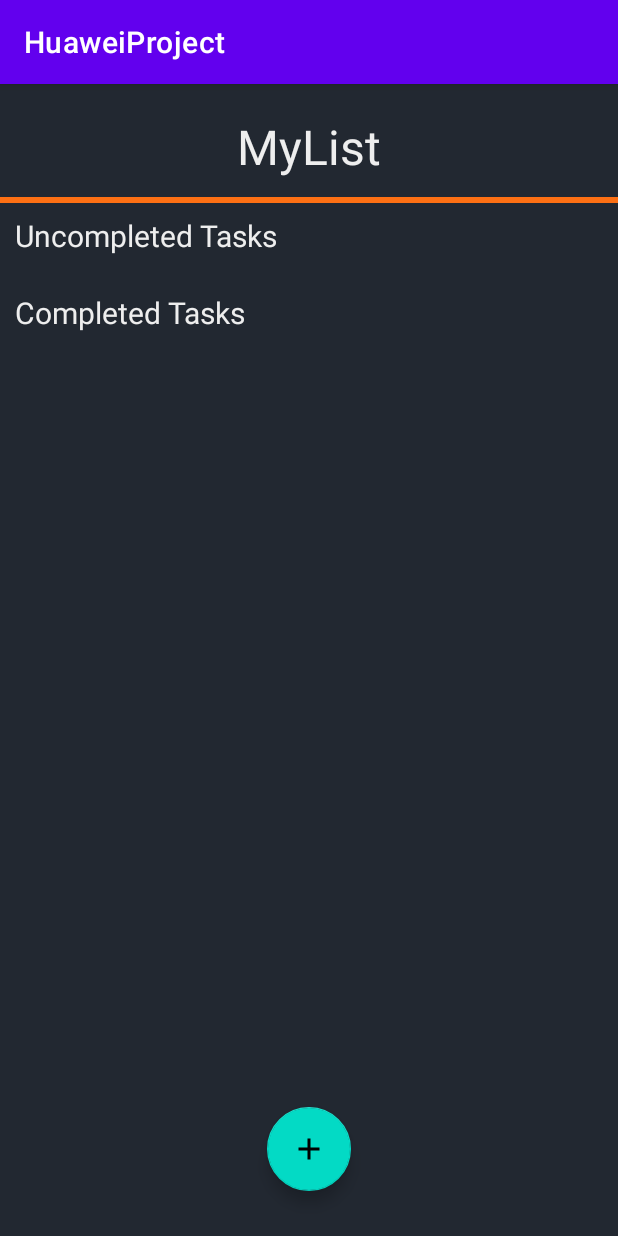
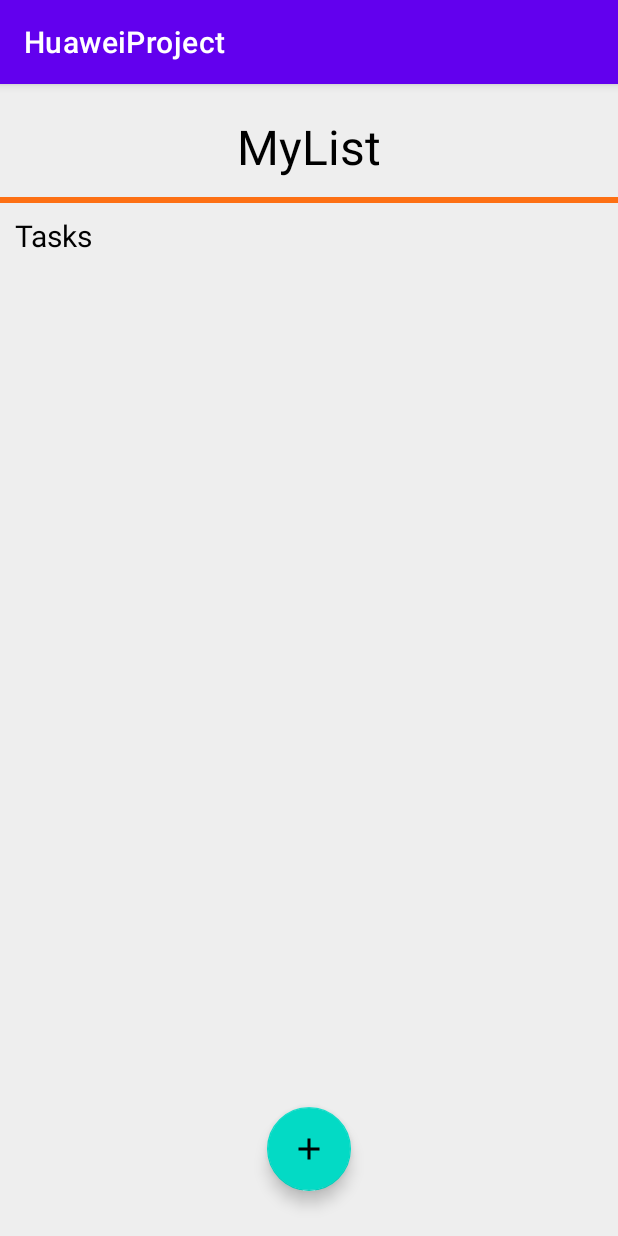
Before and after one commit to russellotniel/HuaweiProject, an Android app: the screen it shows after launch (MainActivity), on a phone screen of 412 x 824 dp. Run offline under Robolectric (Android 15) with nearby library versions, the phone set to English and light mode, and no system bars; libraries missing offline, so code that uses them is left out: it.xabaras.android.

Commit message:
Tambahin add_task.xml, AddTask.java, DBHelper.java, DialogListener.java, ListAdapater.java, RvHelper.java, Task.java.
Tolong dibetulkan Intentnya.

```diff
--- a/app/build.gradle
+++ b/app/build.gradle
@@ -38,4 +38,5 @@ dependencies {
     testImplementation 'junit:junit:4.+'
     androidTestImplementation 'androidx.test.ext:junit:1.1.2'
     androidTestImplementation 'androidx.test.espresso:espresso-core:3.3.0'
+    implementation 'it.xabaras.android:recyclerview-swipedecorator:1.2.3'
 }
--- a/app/src/main/AndroidManifest.xml
+++ b/app/src/main/AndroidManifest.xml
@@ -20,8 +20,7 @@
         </activity>
         <activity
             android:name=".MainActivity"
-            android:exported="true">
-        </activity>
+            android:exported="true"></activity>
     </application>
 
 </manifest>
--- /dev/null
+++ b/app/src/main/java/com/example/huaweiproject/DBHelper.java
@@ -0,0 +1,96 @@
+package com.example.huaweiproject;
+
+import android.annotation.SuppressLint;
+import android.content.ContentValues;
+import android.content.Context;
+import android.database.Cursor;
+import android.database.sqlite.SQLiteDatabase;
+import android.database.sqlite.SQLiteOpenHelper;
+
+import androidx.annotation.Nullable;
+
+import java.util.ArrayList;
+import java.util.Currency;
+import java.util.List;
+
+public class DBHelper extends SQLiteOpenHelper {
+
+    protected SQLiteDatabase db;
+
+    protected static final String DB_Name = "MyList_Database";
+    protected static final String Table = "MyList_Table";
+    protected static final String c1 = "id";
+    protected static final String c2 = "task";
+    protected static final String c3 = "status";
+
+    public DBHelper(@Nullable Context context) {
+        super(context, DB_Name, null, 1);
+    }
+
+    @Override
+    public void onCreate(SQLiteDatabase sqLiteDatabase) {
+        sqLiteDatabase.execSQL("CREATE TABLE IF NOT EXISTS " + Table + "(id INTEGER PRIMARY KEY AUTOINCREMENT, task TEXT, status INTEGER)");
+    }
+
+    @Override
+    public void onUpgrade(SQLiteDatabase sqLiteDatabase, int i, int i1) {
+        sqLiteDatabase.execSQL("DROP TABLE IF EXISTS " + Table);
+        onCreate(sqLiteDatabase);
+    }
+
+    public void addTask(Task task){
+        db = this.getWritableDatabase();
+        ContentValues cv = new ContentValues();
+        cv.put(c2, task.getTask());
+        cv.put(c3, 0);
+        db.insert(Table, null, cv);
+    }
+
+    public void updateTask(int Id, String task){
+        db = this.getWritableDatabase();
+        ContentValues cv = new ContentValues();
+        cv.put(c2, task);
+        db.update(Table, cv, "ID=?", new String[]{String.valueOf(Id)});
+    }
+
+    public void updateStatus(int Id, int Status){
+        db = this.getWritableDatabase();
+        ContentValues cv = new ContentValues();
+        cv.put(c3, Status);
+        db.update(Table, cv, "ID=?", new String[]{String.valueOf(Id)});
+    }
+
+    public void deleteTask(int Id){
+        db = this.getWritableDatabase();
+        db.delete(Table, "ID=?", new String[]{String.valueOf(Id)});
+    }
+
+    @SuppressLint("Range")
+    public List<Task> AllListTasks(){
+        db = this.getWritableDatabase();
+        Cursor c = null;
+        List<Task> taskList = new ArrayList<>();
+
+        db.beginTransaction();
+        try {
+            c = db.query(Table, null, null, null, null, null, null);
+            if(c != null){
+                if(c.moveToFirst()){
+                    do{
+                        Task task = new Task();
+                        task.setId(c.getInt(c.getColumnIndex(c1)));
+                        task.setTask(c.getString(c.getColumnIndex(c2)));
+                        task.setStatus(c.getInt(c.getColumnIndex(c3)));
+                        taskList.add(task);
+                    }while (c.moveToNext());
+                }
+            }
+        }
+        finally {
+            db.endTransaction();
+            c.close();
+        }
+        return taskList;
+    }
+
+}
--- /dev/null
+++ b/app/src/main/java/com/example/huaweiproject/DialogListener.java
@@ -0,0 +1,7 @@
+package com.example.huaweiproject;
+
+import android.content.DialogInterface;
+
+public interface DialogListener {
+    void onDialogClosed(DialogInterface dialogInterface);
+}
--- /dev/null
+++ b/app/src/main/java/com/example/huaweiproject/ListAdapater.java
@@ -0,0 +1,99 @@
+package com.example.huaweiproject;
+
+import android.content.Context;
+import android.os.Bundle;
+import android.view.LayoutInflater;
+import android.view.View;
+import android.view.ViewGroup;
+import android.widget.CheckBox;
+import android.widget.CompoundButton;
+
+import androidx.annotation.NonNull;
+import androidx.recyclerview.widget.RecyclerView;
+
+import java.util.List;
+
+public class ListAdapater extends RecyclerView.Adapter<ListAdapater.ViewHolder> {
+
+    protected List<Task> taskList;
+    protected MainActivity ma;
+    protected DBHelper dbHelper;
+
+    public ListAdapater(DBHelper dbHelper, MainActivity ma){
+        this.ma = ma;
+        this.dbHelper = dbHelper;
+    }
+
+    @NonNull
+    @Override
+    public ViewHolder onCreateViewHolder(@NonNull ViewGroup parent, int viewType) {
+        View v = LayoutInflater.from(parent.getContext()).inflate(R.layout.my_list_layout, parent, false);
+        return new ViewHolder(v);
+    }
+
+    @Override
+    public void onBindViewHolder(@NonNull ViewHolder holder, int position) {
+        final Task item = taskList.get(position);
+        holder.checkBox.setText(item.getTask());
+        holder.checkBox.setChecked(b(item.getStatus()));
+        holder.checkBox.setOnCheckedChangeListener(new CompoundButton.OnCheckedChangeListener() {
+            @Override
+            public void onCheckedChanged(CompoundButton compoundButton, boolean b) {
+                if(b){
+                    dbHelper.updateStatus(item.getId(), 1);
+                }
+                else {
+                    dbHelper.updateStatus(item.getId(), 0);
+                }
+            }
+        });
+    }
+
+    public boolean b(int number){
+        return number != 0;
+    }
+
+    public Context getContext(){
+        return ma;
+    }
+
+    public void setTaskList(List<Task> taskList){
+        this.taskList = taskList;
+        notifyDataSetChanged();
+    }
+
+    public void delTask(int position){
+        Task item = taskList.get(position);
+        dbHelper.deleteTask(item.getId());
+        taskList.remove(position);
+        notifyItemRemoved(position);
+    }
+
+    public void editItem(int position){
+        Task item = taskList.get(position);
+
+        Bundle b = new Bundle();
+        b.putInt("id", item.getId());
+        b.putString("task", item.getTask());
+
+        AddTask addTask = new AddTask();
+        addTask.setArguments(b);
+        addTask.show(ma.getSupportFragmentManager(), addTask.getTag());
+    }
+
+    @Override
+    public int getItemCount() {
+        return taskList.size();
+    }
+
+    public static class ViewHolder extends RecyclerView.ViewHolder{
+
+        CheckBox checkBox;
+
+        public ViewHolder(@NonNull View itemView) {
+            super(itemView);
+            checkBox = itemView.findViewById(R.id.check);
+        }
+    }
+
+}
--- a/app/src/main/java/com/example/huaweiproject/MainActivity.java
+++ b/app/src/main/java/com/example/huaweiproject/MainActivity.java
@@ -1,14 +1,64 @@
 package com.example.huaweiproject;
 
 import androidx.appcompat.app.AppCompatActivity;
+import androidx.recyclerview.widget.ItemTouchHelper;
+import androidx.recyclerview.widget.LinearLayoutManager;
+import androidx.recyclerview.widget.RecyclerView;
 
+import android.content.DialogInterface;
+import android.content.Intent;
 import android.os.Bundle;
+import android.view.View;
 
-public class MainActivity extends AppCompatActivity {
+import com.google.android.material.floatingactionbutton.FloatingActionButton;
+
+import java.util.ArrayList;
+import java.util.Collections;
+import java.util.List;
+
+public class MainActivity extends AppCompatActivity implements DialogListener{
+
+    protected RecyclerView rv;
+    protected FloatingActionButton buttonAdd;
+    protected DBHelper dbHelper;
+    protected List<Task> taskList;
+    protected ListAdapater adapater;
 
     @Override
     protected void onCreate(Bundle savedInstanceState) {
         super.onCreate(savedInstanceState);
         setContentView(R.layout.activity_main);
+
+        rv = findViewById(R.id.myTask);
+        buttonAdd = findViewById(R.id.addNewTask);
+        dbHelper = new DBHelper(MainActivity.this);
+        taskList = new ArrayList<>();
+        adapater = new ListAdapater(dbHelper, MainActivity.this);
+
+        rv.setHasFixedSize(true);
+        rv.setLayoutManager(new LinearLayoutManager(this));
+        rv.setAdapter(adapater);
+
+        taskList = dbHelper.AllListTasks();
+        Collections.reverse(taskList);
+        adapater.setTaskList(taskList);
+
+        buttonAdd.setOnClickListener(new View.OnClickListener() {
+            @Override
+            public void onClick(View view) {
+                AddTask.newInstance().show(getSupportFragmentManager(), AddTask.text);
+
+            }
+        });
+        ItemTouchHelper itemTouchHelper = new ItemTouchHelper(new RvHelper(adapater));
+        itemTouchHelper.attachToRecyclerView(rv);
+    }
+
+    @Override
+    public void onDialogClosed(DialogInterface dialogInterface) {
+        taskList = dbHelper.AllListTasks();
+        Collections.reverse(taskList);
+        adapater.setTaskList(taskList);
+        adapater.notifyDataSetChanged();
     }
 }
--- /dev/null
+++ b/app/src/main/res/drawable/ic_baseline_delete_forever_24.xml
@@ -0,0 +1,5 @@
+<vector android:height="24dp" android:tint="#FFFFFF"
+    android:viewportHeight="24" android:viewportWidth="24"
+    android:width="24dp" xmlns:android="http://schemas.android.com/apk/res/android">
+    <path android:fillColor="@android:color/white" android:pathData="M6,19c0,1.1 0.9,2 2,2h8c1.1,0 2,-0.9 2,-2L18,7L6,7v12zM8.46,11.88l1.41,-1.41L12,12.59l2.12,-2.12 1.41,1.41L13.41,14l2.12,2.12 -1.41,1.41L12,15.41l-2.12,2.12 -1.41,-1.41L10.59,14l-2.13,-2.12zM15.5,4l-1,-1h-5l-1,1L5,4v2h14L19,4z"/>
+</vector>
--- /dev/null
+++ b/app/src/main/res/drawable/ic_baseline_edit_24.xml
@@ -0,0 +1,5 @@
+<vector android:height="24dp" android:tint="#FFFFFF"
+    android:viewportHeight="24" android:viewportWidth="24"
+    android:width="24dp" xmlns:android="http://schemas.android.com/apk/res/android">
+    <path android:fillColor="@android:color/white" android:pathData="M3,17.25V21h3.75L17.81,9.94l-3.75,-3.75L3,17.25zM20.71,7.04c0.39,-0.39 0.39,-1.02 0,-1.41l-2.34,-2.34c-0.39,-0.39 -1.02,-0.39 -1.41,0l-1.83,1.83 3.75,3.75 1.83,-1.83z"/>
+</vector>
--- a/app/src/main/res/layout/activity_main.xml
+++ b/app/src/main/res/layout/activity_main.xml
@@ -4,8 +4,10 @@
     xmlns:tools="http://schemas.android.com/tools"
     android:layout_width="match_parent"
     android:layout_height="match_parent"
-    android:background="@color/primaryDark"
-    tools:context=".MainActivity">
+    android:background="@color/white"
+    tools:context=".MainActivity"
+    android:orientation="vertical"
+    >
 
     <TextView
         android:layout_width="wrap_content"
@@ -16,59 +18,35 @@
         android:layout_marginTop="20dp"
         android:layout_marginBottom="12dp"
         android:layout_centerHorizontal="true"
-        android:textColor="@color/white"
+        android:textColor="@color/black"
         />
 
     <View
         android:layout_width="match_parent"
         android:layout_height="4dp"
-        android:background="@color/orange"
         android:layout_below="@id/myListTitle"
-        />
+        android:background="@color/orange" />
 
     <TextView
         android:layout_width="wrap_content"
         android:layout_height="wrap_content"
         android:id="@+id/uncompletedTasksSubtitle"
-        android:text="Uncompleted Tasks"
+        android:text="Tasks"
         android:textSize="20dp"
         android:layout_below="@id/myListTitle"
          android:layout_marginTop="12dp"
         android:layout_marginBottom="12dp"
         android:layout_marginLeft="10dp"
-        android:textColor="@color/white"
+        android:textColor="@color/black"
         />
 
     <androidx.recyclerview.widget.RecyclerView
+        android:id="@+id/myTask"
         android:layout_width="match_parent"
         android:layout_height="wrap_content"
-        android:id="@+id/uncompletedTasksRC"
         android:layout_below="@+id/uncompletedTasksSubtitle"
         android:background="@color/white"
-        android:nestedScrollingEnabled="true"
-        />
-
-    <TextView
-        android:layout_width="wrap_content"
-        android:layout_height="wrap_content"
-        android:id="@+id/completedTaskSubtitle"
-        android:text="Completed Tasks"
-        android:textSize="20dp"
-        android:layout_below="@id/uncompletedTasksRC"
-        android:layout_marginTop="12dp"
-        android:layout_marginBottom="12dp"
-        android:layout_marginLeft="10dp"
-        android:textColor="@color/white"
-        />
-
-    <androidx.recyclerview.widget.RecyclerView
-        android:layout_width="match_parent"
-        android:layout_height="wrap_content"
-        android:id="@+id/completedTasksRC"
-        android:layout_below="@+id/completedTaskSubtitle"
-        android:background="@color/white"
-        android:nestedScrollingEnabled="true"
-        />
+        android:nestedScrollingEnabled="true" />
 
     <com.google.android.material.floatingactionbutton.FloatingActionButton
         android:layout_width="wrap_content"
--- a/app/src/main/res/values/colors.xml
+++ b/app/src/main/res/values/colors.xml
@@ -10,4 +10,5 @@
     <color name="secondaryDark">#393E46</color>
     <color name="orange">#FD7014</color>
     <color name="white">#EEEEEE</color>
+    <color name="red">#FF0000</color>
 </resources>
```
Also changed, not shown: app/src/main/java/com/example/huaweiproject/AddTask.java (added, +117 -0 lines), app/src/main/java/com/example/huaweiproject/RvHelper.java (added, +71 -0 lines), app/src/main/java/com/example/huaweiproject/Task.java (added, +31 -0 lines), app/src/main/res/layout/add_task.xml (+10 -20 lines), app/src/main/res/layout/my_list_layout.xml (added, +30 -0 lines), app/src/main/res/layout/uncompleted_layout.xml (deleted, +0 -39 lines).
